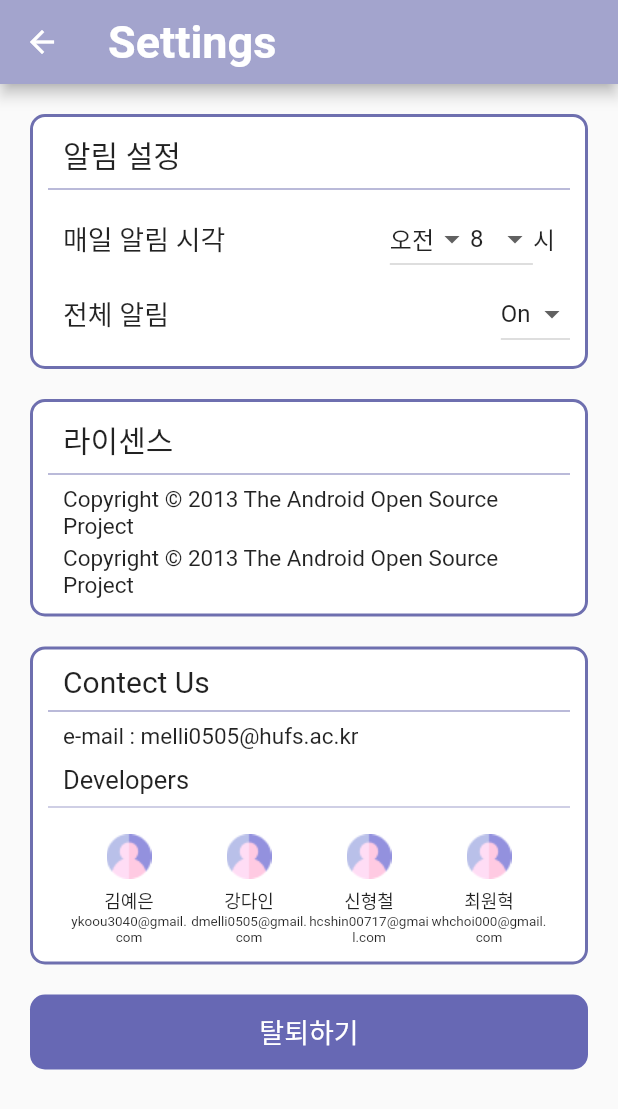
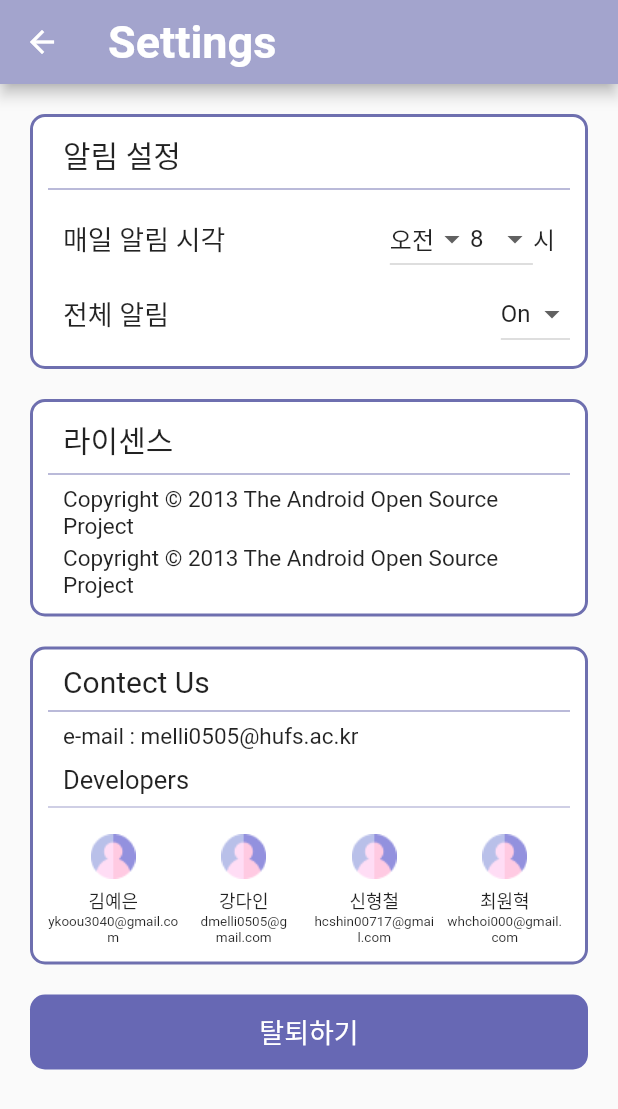
Before and after one commit to gdsckoreahackathon2022/24_GeDi, a Flutter app: the Setting screen opened directly, on a phone screen of 412 x 824 dp. Shown: the top 1109 px of the screen. Run offline on Flutter 3.47's test engine with Material 2 defaults, Android fonts, the phone set to English and light mode, and no system bars; our stand-ins replace circular_countdown_timer, cloud_firestore, firebase_auth, firebase_core, google_sign_in, image_picker and 3 more; missing offline and left inert: google_ml_kit_for_korean; accounts and stored records are empty.

Commit message:
Build APK file

```diff
--- a/gedi/lib/main.dart
+++ b/gedi/lib/main.dart
@@ -28,7 +28,7 @@ class GediApp extends StatefulWidget {
   static List<Widget> pageList = [
     const DictionaryScreen(),
     MainPage(),
-    const Text("videos (to be continued. . .")
+    const Text("videos (to be continued. . .)")
   ];
 
   @override
@@ -53,6 +53,8 @@ class _GediAppState extends State<GediApp> {
         primaryColor: const Color(0xffa3a4cd),
       ),
       home: Scaffold(
+        resizeToAvoidBottomInset: false,
+
         // appBar: AppBar(
         //   title: const Text('GEDI'),
         //   backgroundColor: const Color(0xffa3a4cd),
--- a/gedi/lib/screens/dictionary_screen.dart
+++ b/gedi/lib/screens/dictionary_screen.dart
@@ -79,6 +79,7 @@ class _DictionaryScreenState extends State<DictionaryScreen> {
                       contentPadding: EdgeInsets.only(left: 24.0),
                       border: InputBorder.none,
                     ),
+
                   ),
                 ),
               ),
--- a/gedi/lib/screens/setting_screen.dart
+++ b/gedi/lib/screens/setting_screen.dart
@@ -33,6 +33,7 @@ class _SettingState extends State<Setting> {
         backgroundColor: Color(0xffA3A4CD),
       ),
       body: SafeArea(
+        child: SingleChildScrollView(
           child: Column(
             children: [
               Container(
@@ -218,6 +219,7 @@ class _SettingState extends State<Setting> {
                         "e-mail : melli0505@hufs.ac.kr",
                         style: TextStyle(
                           fontSize: 15,
+
                         ),
                       ),
                       alignment: Alignment.centerLeft,
@@ -239,7 +241,9 @@ class _SettingState extends State<Setting> {
                     Row(
                       mainAxisAlignment: MainAxisAlignment.center,
                       children: [
-                      Column(
+                        Expanded(
+                          flex: 1,
+                          child: Column(
                             children: [
                               Image.asset('assets/icons/profile.png', width: 30,),
                               SizedBox(height: 5),
@@ -250,7 +254,6 @@ class _SettingState extends State<Setting> {
                                 ),
                               ),
                               Container(
-                            width: 80,
                                 child: Text(
                                   'ykoou3040@gmail.com',
                                   style: TextStyle(
@@ -261,7 +264,10 @@ class _SettingState extends State<Setting> {
                               )
                             ]
                           ),
-                      Column(
+                        ),
+                        Expanded(
+                          flex: 1,
+                          child: Column(
                               children: [
                                 Image.asset('assets/icons/profile.png', width: 30,),
                                 SizedBox(height: 5),
@@ -272,7 +278,7 @@ class _SettingState extends State<Setting> {
                                   ),
                                 ),
                                 Container(
-                              width: 80,
+                                  width: 60,
                                   child: Text(
                                     'dmelli0505@gmail.com',
                                     style: TextStyle(
@@ -283,7 +289,10 @@ class _SettingState extends State<Setting> {
                                 )
                               ]
                           ),
-                      Column(
+                        ),
+                        Expanded(
+                          flex: 1,
+                          child: Column(
                               children: [
                                 Image.asset('assets/icons/profile.png', width: 30,),
                                 SizedBox(height: 5),
@@ -305,7 +314,10 @@ class _SettingState extends State<Setting> {
                                 )
                               ]
                           ),
-                      Column(
+                        ),
+                        Expanded(
+                          flex: 1,
+                          child: Column(
                               children: [
                                 Image.asset('assets/icons/profile.png', width: 30,),
                                 SizedBox(height: 5),
@@ -326,6 +338,7 @@ class _SettingState extends State<Setting> {
                                   ),
                                 )
                               ]
+                          ),
                         ),
                       ],
                     ), // profiles
@@ -357,6 +370,7 @@ class _SettingState extends State<Setting> {
             ],
           ),
         ),
+      ),
     );
   }
 }
```
Also changed, not shown: 1 other file. Lines whose indentation alone changed are shown as unchanged.
